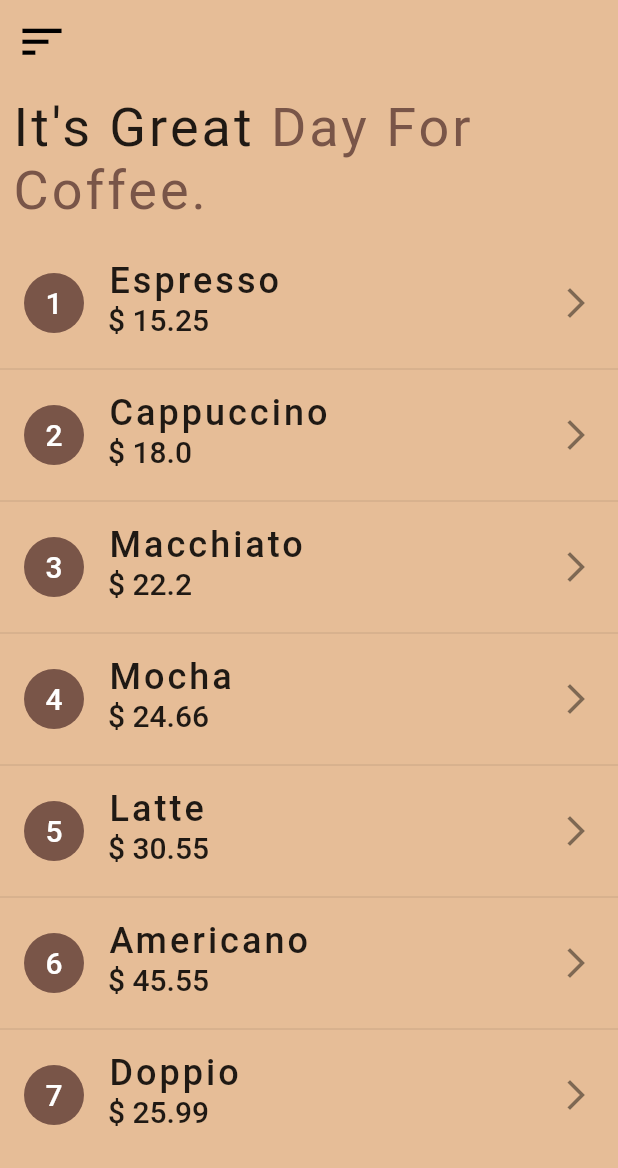
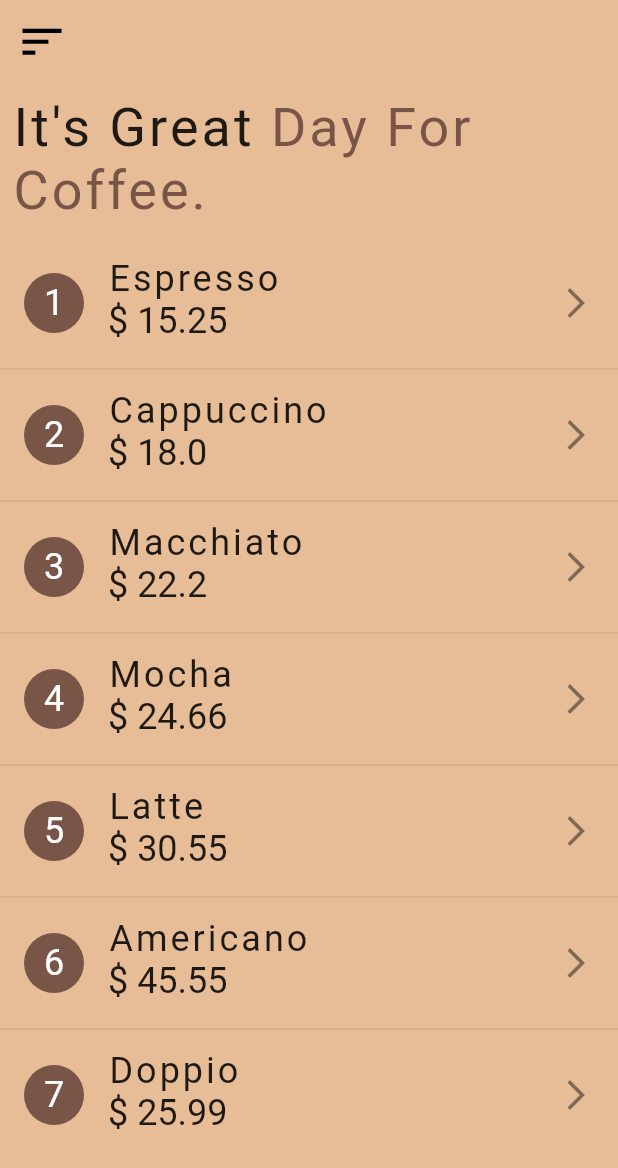
Before and after one commit to mo7amedaliEbaid/Coffee-Shop-Getx, a Flutter app: the HomeScreen screen opened by its route, after a tap on "Coffee", on a phone screen of 412 x 824 dp. Shown: the top 1168 px of the screen. Run offline on Flutter 3.47's test engine with Material 2 defaults, Android fonts, the light colour scheme and no system bars; our stand-ins replace badges, get, get_storage; accounts and stored records are empty.

Commit message:
commit12

```diff
--- a/coffee_shop_getx/lib/controllers/search_controller.dart
+++ b/coffee_shop_getx/lib/controllers/search_controller.dart
@@ -1,9 +1,9 @@
 import 'package:coffee_shop_get/dummy_data/dummy_data.dart';
 import 'package:get/get.dart';
-
+import 'package:flutter/material.dart';
 import '../models/drink_model.dart';
 
-class SearchController extends GetxController {
+class MySearchController extends GetxController {
   RxList<Drink> _alldrinkslist = [...coffeelist, ...juicelist, ...tealist].obs;
   List<Drink> searchedfordrinks = [];
   var _isearching = 0.obs;
--- a/coffee_shop_getx/lib/view/screens/coffee_screen.dart
+++ b/coffee_shop_getx/lib/view/screens/coffee_screen.dart
@@ -49,20 +49,20 @@ class CoffeeScreen extends StatelessWidget {
                     },
                     title: Text(
                       _coffeeController.getCoffeeList[i].name,
-                      style: Theme.of(context).textTheme.headline6?.copyWith(
+                      style: Theme.of(context).textTheme.headlineSmall?.copyWith(
                             fontSize: 24.0,
                             letterSpacing: 2.0,
                           ),
                     ),
                     subtitle: Text(
                       '\$ ${_coffeeController.getCoffeeList[i].price.toString()}',
-                      style: Theme.of(context).textTheme.headline6,
+                      style: Theme.of(context).textTheme.headlineSmall,
                     ),
                     leading: CircleAvatar(
                       backgroundColor: Colors.brown,
                       child: Text(
                         '${i + 1}',
-                        style: Theme.of(context).textTheme.headline6?.copyWith(
+                        style: Theme.of(context).textTheme.headlineSmall?.copyWith(
                               color: Colors.white,
                             ),
                       ),
--- a/coffee_shop_getx/lib/view/screens/home_screen.dart
+++ b/coffee_shop_getx/lib/view/screens/home_screen.dart
@@ -21,22 +21,22 @@ class HomeScreen extends StatelessWidget {
 
   @override
   Widget build(BuildContext context) {
-    TextStyle? coffeestyle = Theme.of(context).textTheme.headline5?.copyWith(
+    TextStyle? coffeestyle = Theme.of(context).textTheme.headlineSmall?.copyWith(
           color: Colors.brown,
           letterSpacing: 2.0,
           fontSize: 36.0,
         );
-    TextStyle? juicestyle = Theme.of(context).textTheme.headline5?.copyWith(
+    TextStyle? juicestyle = Theme.of(context).textTheme.headlineSmall?.copyWith(
           color: Colors.red,
           letterSpacing: 2.0,
           fontSize: 36.0,
         );
-    TextStyle? teastyle = Theme.of(context).textTheme.headline5?.copyWith(
+    TextStyle? teastyle = Theme.of(context).textTheme.headlineSmall?.copyWith(
           color: teacolor,
           letterSpacing: 2.0,
           fontSize: 36.0,
         );
-    SearchController _searchcontroller = Get.put(SearchController());
+    MySearchController _searchcontroller = Get.put(MySearchController());
     return Scaffold(
       backgroundColor: homescafold_color,
       key: _scaffoldKey,
--- a/coffee_shop_getx/lib/view/screens/splash_screen.dart
+++ b/coffee_shop_getx/lib/view/screens/splash_screen.dart
@@ -11,7 +11,8 @@ class SplashScreen extends StatelessWidget {
   @override
   Widget build(BuildContext context) {
     controller = Get.find<SplashController>();
-    final mediaQuery = MediaQuery.of(context).size;
+    Size mediaQuery = MediaQuery.sizeOf(context);
+  //  final mediaQuery = MediaQuery.of(context).size;
     return Scaffold(
         body: SafeArea(
       child: Stack(
--- a/coffee_shop_getx/lib/view/screens/tea_screen.dart
+++ b/coffee_shop_getx/lib/view/screens/tea_screen.dart
@@ -47,20 +47,20 @@ class TeaScreen extends StatelessWidget {
                     },
                     title: Text(
                       _teaController.getteaList[i].name,
-                      style: Theme.of(context).textTheme.headline6?.copyWith(
+                      style: Theme.of(context).textTheme.headlineSmall?.copyWith(
                             fontSize: 24.0,
                             letterSpacing: 2.0,
                           ),
                     ),
                     subtitle: Text(
                       '\$ ${_teaController.getteaList[i].price.toString()}',
-                      style: Theme.of(context).textTheme.headline6,
+                      style: Theme.of(context).textTheme.headlineSmall,
                     ),
                     leading: CircleAvatar(
                       backgroundColor: Colors.brown.shade200,
                       child: Text(
                         '${i + 1}',
-                        style: Theme.of(context).textTheme.headline6?.copyWith(
+                        style: Theme.of(context).textTheme.headlineSmall?.copyWith(
                               color: Colors.white,
                             ),
                       ),
--- a/coffee_shop_getx/lib/view/widgets/animated_searchbar_widget.dart
+++ b/coffee_shop_getx/lib/view/widgets/animated_searchbar_widget.dart
@@ -1,11 +1,7 @@
-import 'package:coffee_shop_get/controllers/juice_controller.dart';
-import 'package:coffee_shop_get/controllers/search_controller.dart';
-import 'package:coffee_shop_get/controllers/tea_controller.dart';
-import 'package:flutter/cupertino.dart';
 import 'package:flutter/material.dart';
 import 'package:get/get.dart';
 
-import '../../controllers/coffee_controller.dart';
+import '../../controllers/search_controller.dart';
 
 class AnimatedSearchBar extends StatefulWidget {
   @override
@@ -18,7 +14,7 @@ class _AnimatedSearchBarState extends State<AnimatedSearchBar> {
   @override
   Widget build(BuildContext context) {
     final mediaQuery = MediaQuery.of(context).size;
-    SearchController _searchController=Get.put(SearchController());
+    MySearchController _searchController=Get.put(MySearchController());
 
     return AnimatedContainer(
       duration: Duration(milliseconds: 400),
@@ -71,11 +67,11 @@ class _AnimatedSearchBarState extends State<AnimatedSearchBar> {
                     color: Colors.black,
                   ):InkWell(
                     onTap: (){
-                      setState(() {
-                        _folded = !_folded;
+                     // setState(() {
+                    //    _folded = !_folded;
                        // _searchController.setSearchingstate(0);
                         //_textEditingController.clear();
-                      });
+                    //  });
 
                     },
                     child: Container(
--- a/coffee_shop_getx/pubspec.yaml
+++ b/coffee_shop_getx/pubspec.yaml
@@ -18,7 +18,7 @@ publish_to: 'none' # Remove this line if you wish to publish to pub.dev
 version: 1.0.0+1
 
 environment:
-  sdk: ">=2.17.6 <3.0.0"
+  sdk: '>=3.0.5 <4.0.0'
 
 # Dependencies specify other packages that your package needs in order to work.
 # To automatically upgrade your package dependencies to the latest versions
@@ -38,7 +38,7 @@ dependencies:
   intl:
   get_storage:
   badges:
-  url_launcher: ^6.1.10
+  url_launcher:
 
 dev_dependencies:
   flutter_test:
```
Also changed, not shown: coffee_shop_getx/lib/view/screens/cart_screen.dart (+5 -3 lines), coffee_shop_getx/lib/view/screens/order_screen.dart (+4 -3 lines), coffee_shop_getx/lib/view/widgets/cartitem_card_widget.dart (+4 -10 lines), coffee_shop_getx/images/social/188_youtube.jpg (deleted), coffee_shop_getx/pubspec.lock, 1 other file.
